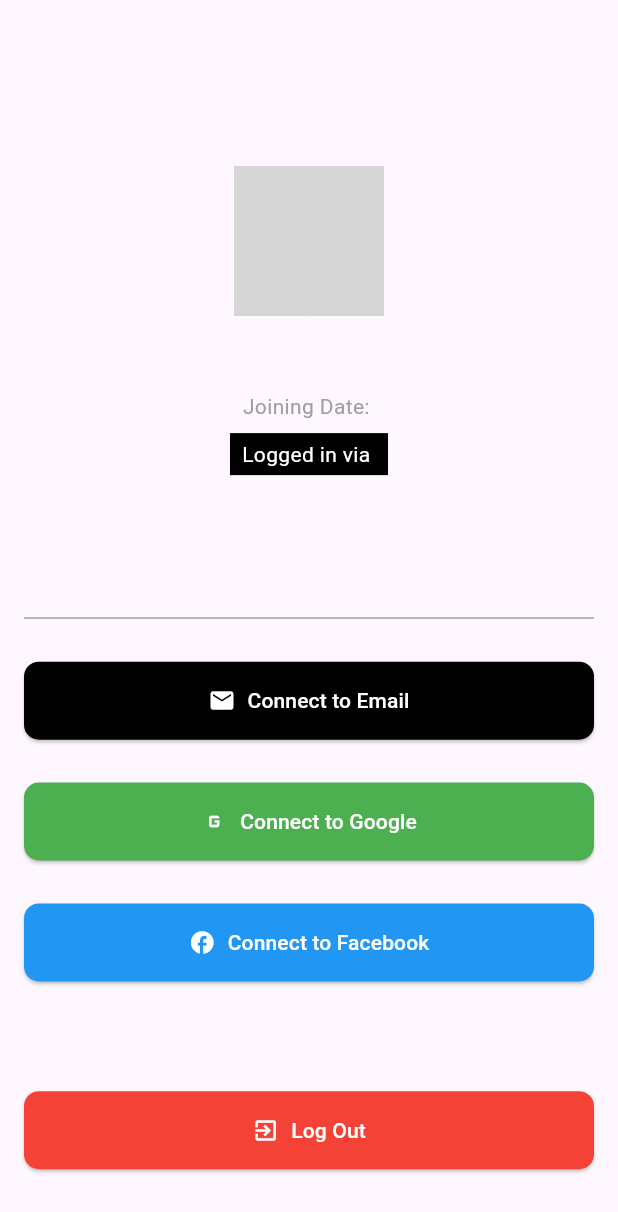
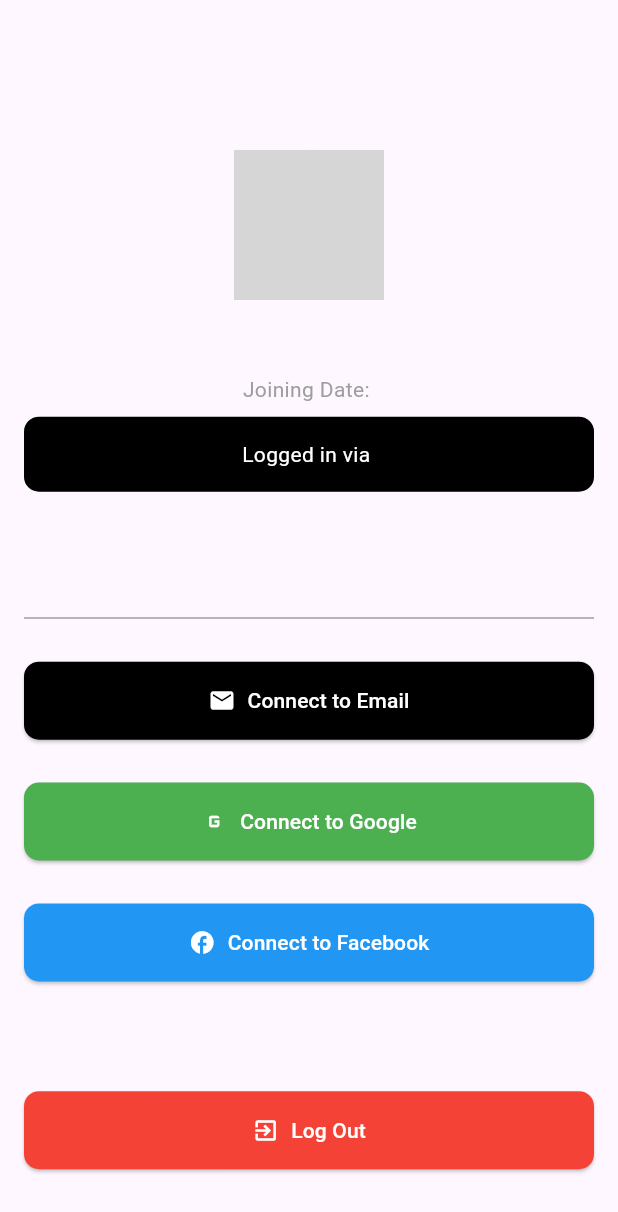
Before and after one commit to Rithvik99/journal_app, a Flutter app: the ProfileScreen screen opened directly with empty values, on a phone screen of 412 x 824 dp. Shown: the top 1212 px of the screen. Run offline on Flutter 3.47's test engine with Material 3 defaults, Android fonts, the phone set to English and light mode, and no system bars; our stand-ins replace cloud_firestore, firebase_auth, firebase_core, google_sign_in, table_calendar; missing offline and left inert: flutter_facebook_auth; accounts and stored records are empty; network calls fail; grey boxes are pictures that could not be loaded.

Commit message:
Final Fix

```diff
--- a/lib/screens/profilescreen.dart
+++ b/lib/screens/profilescreen.dart
@@ -1,4 +1,5 @@
 import 'package:flutter/material.dart';
+import 'package:journal_app/screens/loginscreen.dart';
 import 'package:journal_app/services/auth.dart';
 
 class ProfileScreen extends StatefulWidget {
@@ -134,13 +135,20 @@ class _ProfileScreenState extends State<ProfileScreen> {
 
                   // Add text inside a container with black background to show the type of login
                   Container(
+                    height: 50,
+                    width: double.infinity,
+                    decoration: BoxDecoration(
+                      borderRadius: BorderRadius.circular(10),
                       color: Colors.black,
+                    ),
                     padding: const EdgeInsets.symmetric(horizontal: 8, vertical: 4),
+                    child: Center(
                       child: Text(
                         "Logged in via ${widget.type}",
                         style: const TextStyle(
                           fontSize: 14,
                           color: Colors.white,
+                        ),
                       ),
                     ),
                   ),
@@ -210,7 +218,8 @@ class _ProfileScreenState extends State<ProfileScreen> {
                   ElevatedButton.icon(
                     onPressed: () {
                       widget.auth.logout();
-                      Navigator.pop(context);
+                      // Navigator.pop(context);
+                      Navigator.pushReplacement(context, MaterialPageRoute(builder: (context) => LoginScreen()));
                     },
                     style: ElevatedButton.styleFrom(
                       backgroundColor: Colors.red, // Use a different color for Log Out
--- a/lib/services/auth.dart
+++ b/lib/services/auth.dart
@@ -177,7 +177,7 @@ class AuthMethods{
       } else {
         await _users.doc(userDeatils?.uid).set({
           'username': username,
-          'email': gmail,
+          'email': "",
           'journals': [],
           'google': gmail,
           'facebook': '',
@@ -275,7 +275,7 @@ class AuthMethods{
       await user?.linkWithCredential(facebookCredential);
 
       //Get The Gmail
-       final graphResponse = await http.get(
+      final graphResponse = await http.get(
           Uri.parse('https://graph.facebook.com/v14.0/me?fields=id,name,email'),
           headers: {'Authorization': 'Bearer ${accessToken.token}'},
         );
```
Also changed, not shown: 1 other file. Lines whose indentation alone changed are shown as unchanged.
